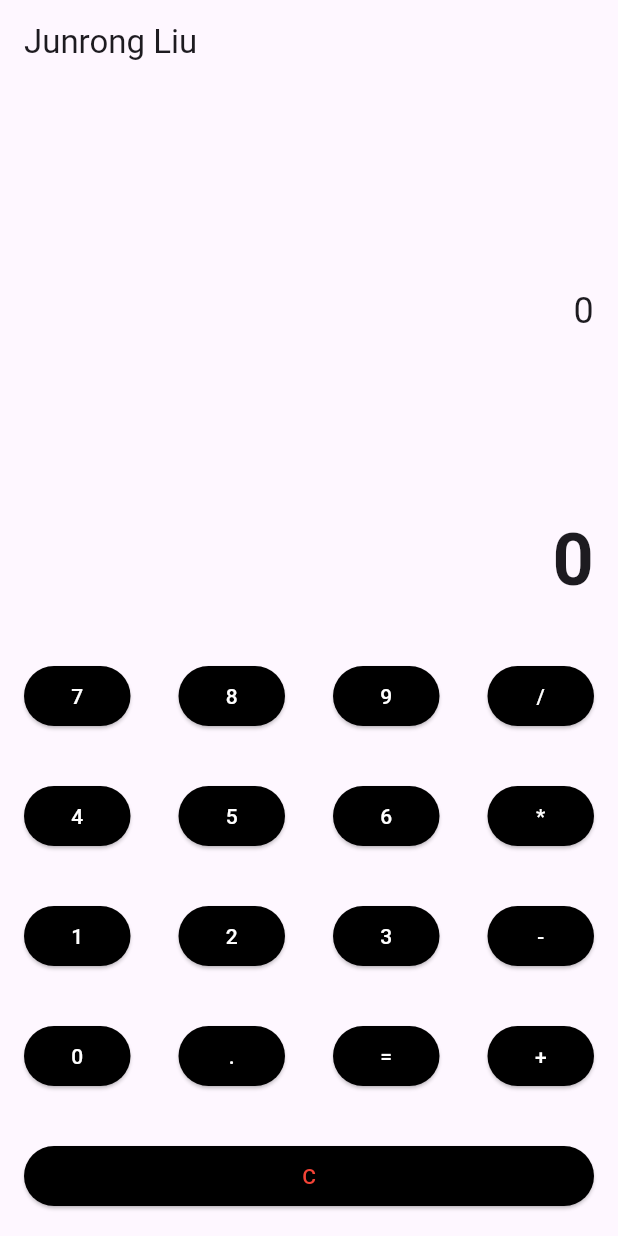
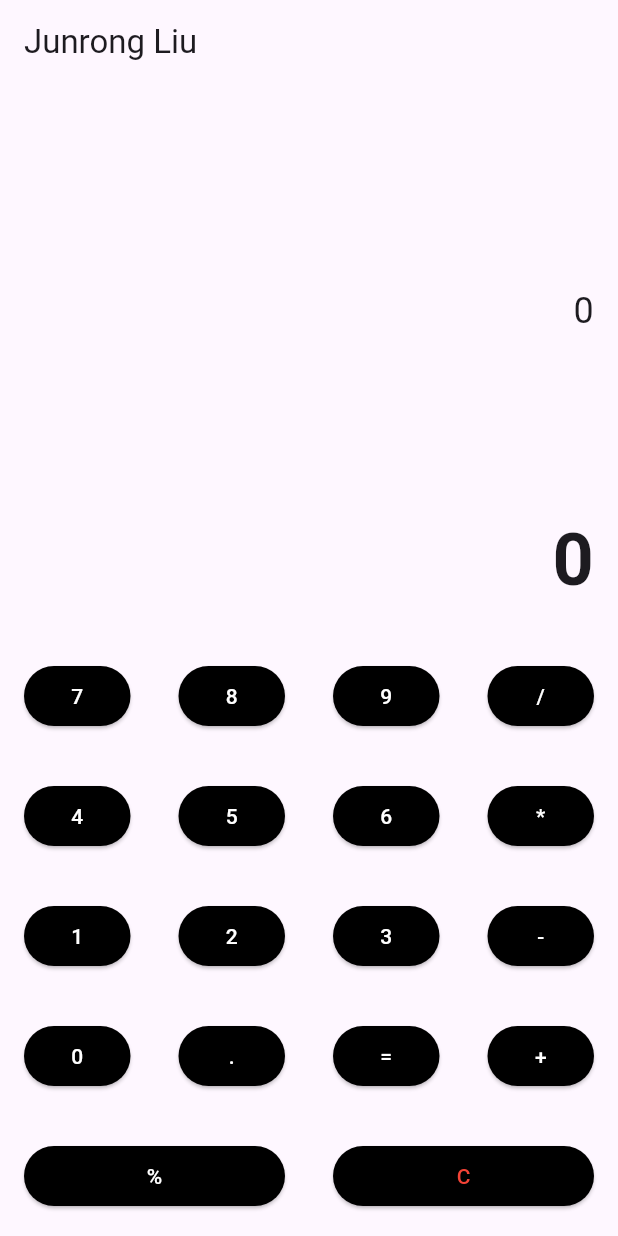
Before and after one commit to JunL23/flutter-calculator, a Flutter app: the screen it shows after launch, on a phone screen of 412 x 824 dp. Run offline on Flutter 3.47's test engine with Material 3 defaults, Android fonts, the phone set to English and light mode, and no system bars; missing offline and left inert: expressions.

Commit message:
Added modulo button and modulo operation to the calculator app

```diff
--- a/lib/main.dart
+++ b/lib/main.dart
@@ -122,6 +122,7 @@ class _CalculatorScreenState extends State<CalculatorScreen> {
           ),
           Row(
             children: [
+              _buildButton('%'), // New button for modulo operation
               Expanded(
                 child: Container(
                   padding: const EdgeInsets.all(16),
```
